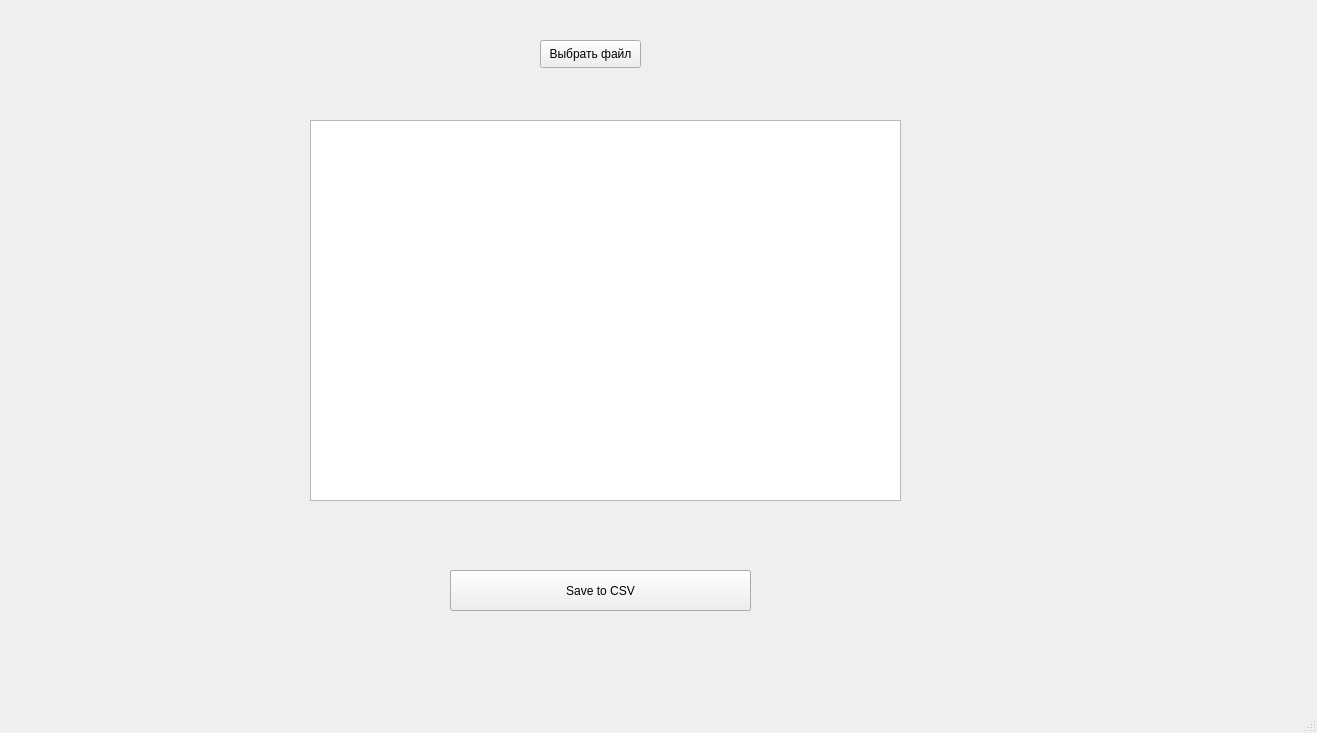
dodle4532/BookParce, file mainwindow.ui: the form before one commit.
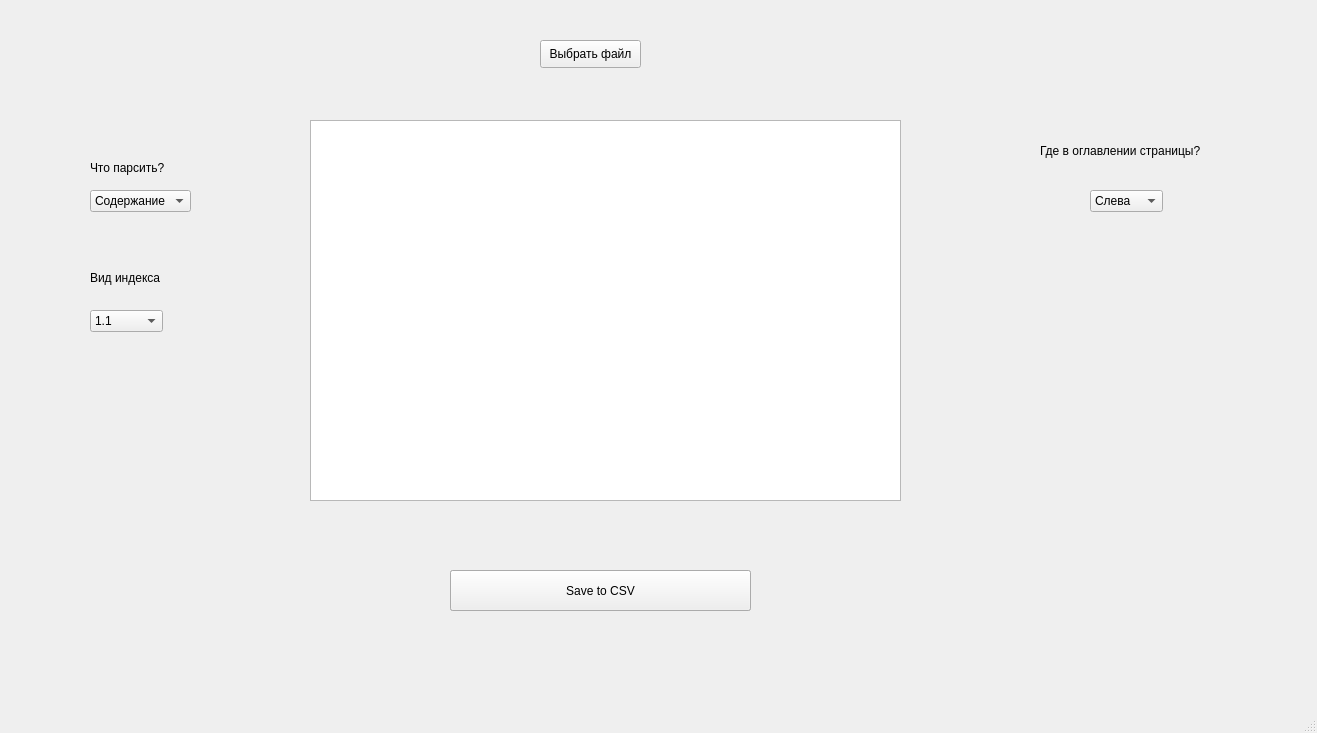
The form after the commit.

What changed in the file:
```diff
--- a/mainwindow.ui
+++ b/mainwindow.ui
@@ -63,6 +63,105 @@
      <string>Save to CSV</string>
     </property>
    </widget>
+   <widget class="QComboBox" name="whatToParce">
+    <property name="geometry">
+     <rect>
+      <x>90</x>
+      <y>190</y>
+      <width>101</width>
+      <height>22</height>
+     </rect>
+    </property>
+    <item>
+     <property name="text">
+      <string>Содержание</string>
+     </property>
+    </item>
+    <item>
+     <property name="text">
+      <string>Оглавление</string>
+     </property>
+    </item>
+   </widget>
+   <widget class="QLabel" name="labelWhatToParce">
+    <property name="geometry">
+     <rect>
+      <x>90</x>
+      <y>160</y>
+      <width>81</width>
+      <height>16</height>
+     </rect>
+    </property>
+    <property name="text">
+     <string>Что парсить?</string>
+    </property>
+   </widget>
+   <widget class="QLabel" name="indexLabel">
+    <property name="geometry">
+     <rect>
+      <x>90</x>
+      <y>270</y>
+      <width>81</width>
+      <height>16</height>
+     </rect>
+    </property>
+    <property name="text">
+     <string>Вид индекса</string>
+    </property>
+   </widget>
+   <widget class="QComboBox" name="comboBox">
+    <property name="geometry">
+     <rect>
+      <x>90</x>
+      <y>310</y>
+      <width>73</width>
+      <height>22</height>
+     </rect>
+    </property>
+    <item>
+     <property name="text">
+      <string>1.1</string>
+     </property>
+    </item>
+    <item>
+     <property name="text">
+      <string>1.1.</string>
+     </property>
+    </item>
+   </widget>
+   <widget class="QLabel" name="pagePosLabel">
+    <property name="geometry">
+     <rect>
+      <x>1040</x>
+      <y>140</y>
+      <width>171</width>
+      <height>21</height>
+     </rect>
+    </property>
+    <property name="text">
+     <string>Где в оглавлении страницы?</string>
+    </property>
+   </widget>
+   <widget class="QComboBox" name="pagePosBox">
+    <property name="geometry">
+     <rect>
+      <x>1090</x>
+      <y>190</y>
+      <width>73</width>
+      <height>22</height>
+     </rect>
+    </property>
+    <item>
+     <property name="text">
+      <string>Слева</string>
+     </property>
+    </item>
+    <item>
+     <property name="text">
+      <string>Справа</string>
+     </property>
+    </item>
+   </widget>
   </widget>
   <widget class="QMenuBar" name="menuBar">
    <property name="geometry">
```
